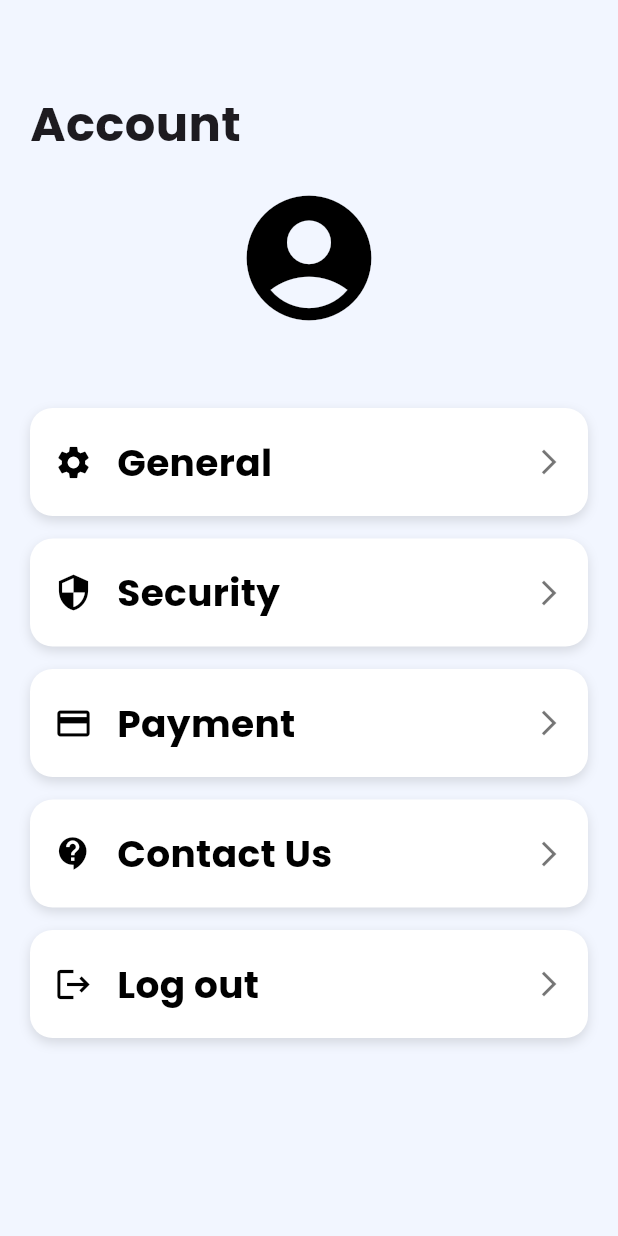
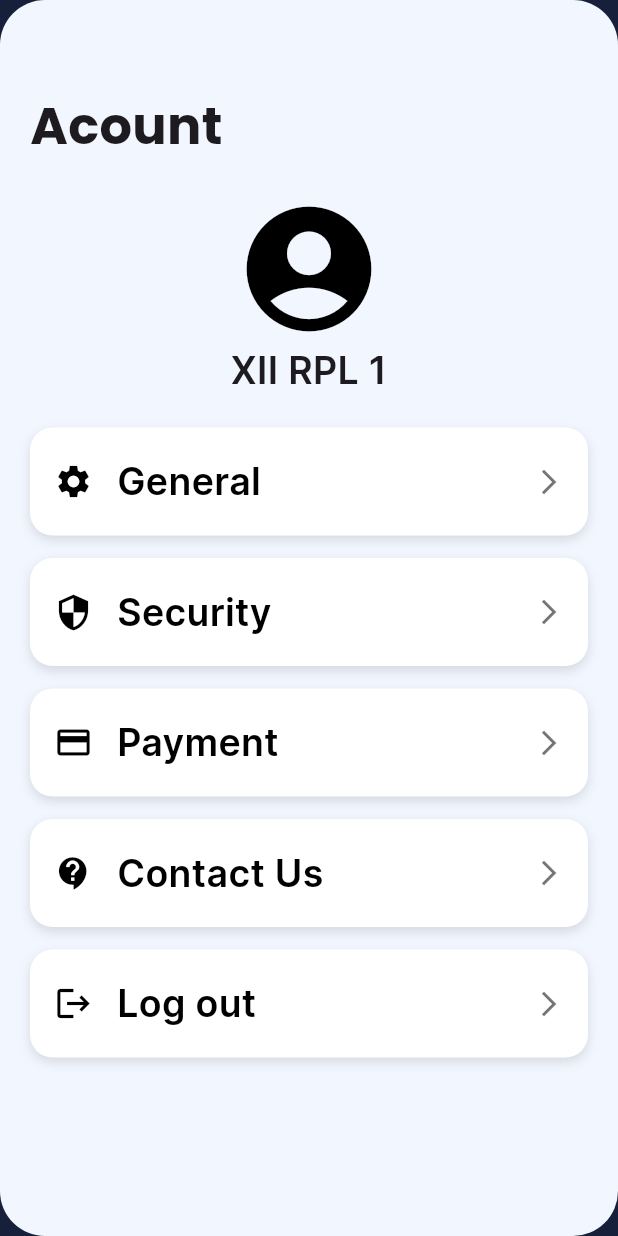
Before and after one commit to ahmadmasum23/project2, a Flutter app: the AcountPage widget shown alone on an empty page, opened directly, on a phone screen of 412 x 824 dp. Run offline on Flutter 3.47's test engine with Material 3 defaults, Android fonts, the phone set to English and light mode, and no system bars; our stand-ins replace rive.

Commit message:
baru ahmad masum

```diff
--- a/lib/ui/getstart.dart
+++ b/lib/ui/getstart.dart
@@ -55,7 +55,7 @@ class _GetStartState extends State<GetStart> {
                 onTap: () {
                   Navigator.push(
                     context,
-                    MaterialPageRoute(builder: (context) => RiveAppHome()), // Replace SecondPage with your target page
+                    MaterialPageRoute(builder: (context) => RiveAppHome()),
                   );
                 },
                 child: Container(
--- a/lib/ui/screen/acount.dart
+++ b/lib/ui/screen/acount.dart
@@ -7,25 +7,48 @@ class AcountPage extends StatelessWidget {
   @override
   Widget build(BuildContext context) {
     return Container(
+      color: RiveAppTheme.background2,
+      child: Center(
+        child: Container(
+          decoration: BoxDecoration(
             color: RiveAppTheme.background,
+            borderRadius: BorderRadius.circular(30),
+          ),
+          clipBehavior: Clip.hardEdge,
+          child: Padding(
             padding: const EdgeInsets.symmetric(horizontal: 20, vertical: 10),
             child: Column(
               crossAxisAlignment: CrossAxisAlignment.start,
               children: [
                 const SizedBox(height: 50),
                 const Text(
-            'Account',
+                  'Acount',
                   style: TextStyle(
-              fontSize: 32,
+                    fontSize: 34,
                     fontFamily: "Poppins",
                     fontWeight: FontWeight.bold,
                   ),
                 ),
-          const SizedBox(height: 16),
+                const SizedBox(height: 20),
                 const Center(
-            child: Icon(Icons.account_circle, size: 100, color: Colors.black),
+                  child: Icon(
+                    Icons.account_circle,
+                    size: 100,
+                    color: Colors.black,
                   ),
-          const SizedBox(height: 50),
+                ),
+                Center(
+                  child: Text(
+                    'XII RPL 1',
+                    textAlign: TextAlign.center,
+                    style: TextStyle(
+                      fontSize: 25,
+                      fontFamily: "Inter",
+                      fontWeight: FontWeight.bold
+                    ),
+                  ),
+                ),
+                const SizedBox(height: 20),
                 Expanded(
                   child: ListView(
                     children: [
@@ -38,6 +61,9 @@ class AcountPage extends StatelessWidget {
                   ),
                 ),
               ],
+            ),
+          ),
+        ),
       ),
     );
   }
@@ -61,9 +87,9 @@ class AcountPage extends StatelessWidget {
             child: Text(
               title,
               style: const TextStyle(
-                fontFamily: "Poppins",
+                fontFamily: "Inter",
                 fontSize: 25,
-                fontWeight: FontWeight.w500,
+                fontWeight: FontWeight.bold,
                 color: Colors.black,
               ),
             ),
--- a/lib/ui/theme.dart
+++ b/lib/ui/theme.dart
@@ -7,5 +7,4 @@ class RiveAppTheme {
   static const Color background2 = Color(0xFF17203A);
   // static const Color shadowDark = Color(0xFF000000);
   // static const Color backgroundDark = Color(0xFF25254B);
-
 }
```
Also changed, not shown: lib/ui/components/vcard.dart (+21 -28 lines), lib/ui/home.dart (+15 -54 lines), lib/ui/screen/history.dart (added, +51 -0 lines), lib/ui/screen/notification.dart (added, +51 -0 lines), lib/ui/screen/search.dart (renamed from lib/ui/screen/searc.dart, +6 -12 lines). Lines whose indentation alone changed are shown as unchanged.
